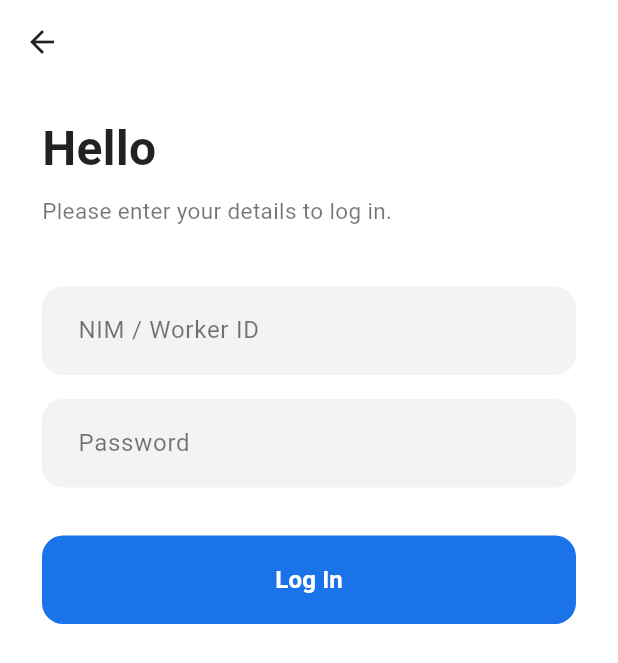
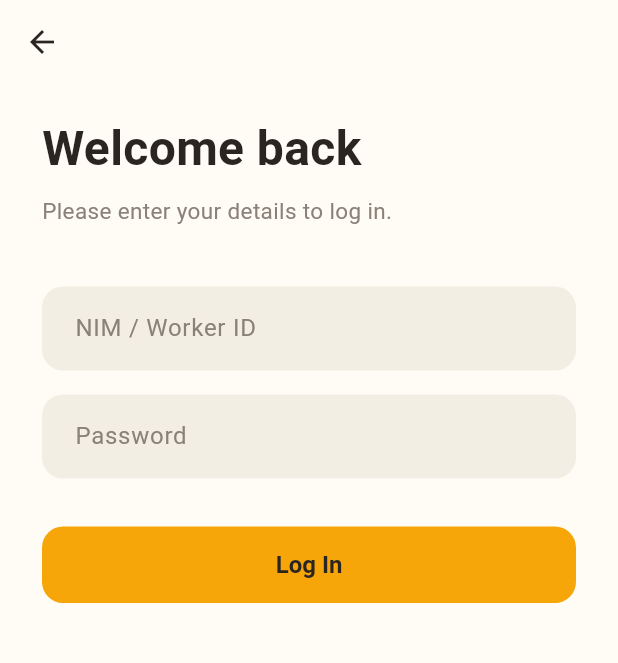
Before and after one commit to Luck7702/beehive_online, a Flutter app: the screen it shows after launch, after a tap on "Log In", on a phone screen of 412 x 824 dp. Shown: the top 663 px of the screen. Run offline on Flutter 3.47's test engine with Material 3 defaults, Android fonts, the phone set to English and light mode, and no system bars; our stand-ins replace flutter_dotenv, image_picker; network calls fail.

Commit message:
feat: rebrand to BeeHive Online with honey theme and redesigned UI

```diff
--- a/lib/main.dart
+++ b/lib/main.dart
@@ -1,5 +1,6 @@
 import 'package:flutter/material.dart';
 import 'package:provider/provider.dart';
+import 'theme.dart';
 import 'providers/cart_provider.dart';
 import 'screens/welcome_screen.dart';
 import 'screens/login_screen.dart';
@@ -27,21 +28,9 @@ class CampusMinimartApp extends StatelessWidget {
         ChangeNotifierProvider(create: (_) => CartProvider()),
       ],
       child: MaterialApp(
-        title: 'Beehive Online',
+        title: 'BeeHive Online',
         debugShowCheckedModeBanner: false,
-        theme: ThemeData.light().copyWith(
-          scaffoldBackgroundColor: Colors.white,
-          primaryColor: const Color(0xFF1A73E8),
-          colorScheme: const ColorScheme.light(
-            primary: Color(0xFF1A73E8),
-            secondary: Color(0xFFF1F3F4),
-            surface: Colors.white,
-          ),
-          cardTheme: const CardThemeData(
-            color: Color(0xFFF8F9FA),
-            elevation: 0,
-          ),
-        ),
+        theme: buildBeehiveTheme(),
         initialRoute: '/welcome',
         routes: {
           '/welcome': (context) => const WelcomeScreen(),
--- a/lib/screens/login_screen.dart
+++ b/lib/screens/login_screen.dart
@@ -1,4 +1,5 @@
 import 'package:flutter/material.dart';
+import '../theme.dart';
 import '../services/api_service.dart';
 
 class LoginScreen extends StatefulWidget {
@@ -40,10 +41,8 @@ class _LoginScreenState extends State<LoginScreen> {
   Widget build(BuildContext context) {
     return Scaffold(
       appBar: AppBar(
-        backgroundColor: Colors.transparent,
-        elevation: 0,
         leading: IconButton(
-          icon: const Icon(Icons.arrow_back, color: Colors.black87),
+          icon: const Icon(Icons.arrow_back),
           onPressed: () => Navigator.pop(context),
         ),
       ),
@@ -55,42 +54,28 @@ class _LoginScreenState extends State<LoginScreen> {
             children: [
               const SizedBox(height: 20),
               const Text(
-                'Hello',
-                style: TextStyle(fontSize: 32, fontWeight: FontWeight.bold, color: Colors.black87),
+                'Welcome back',
+                style: TextStyle(fontSize: 32, fontWeight: FontWeight.bold, color: BeehiveColors.ink),
               ),
               const SizedBox(height: 8),
               const Text(
                 'Please enter your details to log in.',
-                style: TextStyle(color: Colors.black54, fontSize: 15, height: 1.4),
+                style: TextStyle(color: BeehiveColors.muted, fontSize: 15, height: 1.4),
               ),
               const SizedBox(height: 40),
 
               TextField(
                 controller: _nimController,
-                style: const TextStyle(fontSize: 15, color: Colors.black87),
-                decoration: InputDecoration(
+                decoration: const InputDecoration(
                   labelText: 'NIM / Worker ID',
                   hintText: 'Students: NIM   •   Workers: your ID',
-                  labelStyle: const TextStyle(color: Colors.black54),
-                  filled: true,
-                  fillColor: const Color(0xFFF1F3F4),
-                  contentPadding: const EdgeInsets.symmetric(horizontal: 20, vertical: 18),
-                  border: OutlineInputBorder(borderRadius: BorderRadius.circular(14), borderSide: BorderSide.none),
                 ),
               ),
               const SizedBox(height: 16),
               TextField(
                 controller: _passwordController,
                 obscureText: true,
-                style: const TextStyle(fontSize: 15, color: Colors.black87),
-                decoration: InputDecoration(
-                  labelText: 'Password',
-                  labelStyle: const TextStyle(color: Colors.black54),
-                  filled: true,
-                  fillColor: const Color(0xFFF1F3F4),
-                  contentPadding: const EdgeInsets.symmetric(horizontal: 20, vertical: 18),
-                  border: OutlineInputBorder(borderRadius: BorderRadius.circular(14), borderSide: BorderSide.none),
-                ),
+                decoration: const InputDecoration(labelText: 'Password'),
               ),
               const SizedBox(height: 32),
 
@@ -98,16 +83,9 @@ class _LoginScreenState extends State<LoginScreen> {
                 width: double.infinity,
                 child: ElevatedButton(
                   onPressed: _isLoading ? null : _handleLogin,
-                  style: ElevatedButton.styleFrom(
-                    backgroundColor: Theme.of(context).primaryColor,
-                    foregroundColor: Colors.white,
-                    padding: const EdgeInsets.symmetric(vertical: 18),
-                    shape: RoundedRectangleBorder(borderRadius: BorderRadius.circular(14)),
-                    elevation: 0,
-                  ),
                   child: _isLoading
-                      ? const SizedBox(width: 24, height: 24, child: CircularProgressIndicator(color: Colors.white, strokeWidth: 2))
-                      : const Text('Log In', style: TextStyle(fontSize: 16, fontWeight: FontWeight.bold)),
+                      ? const SizedBox(width: 24, height: 24, child: CircularProgressIndicator(color: BeehiveColors.ink, strokeWidth: 2))
+                      : const Text('Log In'),
                 ),
               ),
             ],
--- a/lib/screens/welcome_screen.dart
+++ b/lib/screens/welcome_screen.dart
@@ -1,4 +1,5 @@
 import 'package:flutter/material.dart';
+import '../theme.dart';
 
 class WelcomeScreen extends StatelessWidget {
   const WelcomeScreen({super.key});
@@ -13,64 +14,49 @@ class WelcomeScreen extends StatelessWidget {
             mainAxisAlignment: MainAxisAlignment.center,
             children: [
               const Spacer(),
-              // App Logo (Coming Soon)
+              // Brand logo
               Container(
-                width: 160,
-                height: 160,
-                decoration: const BoxDecoration(
-                  color: Color(0xFFF1F3F4),
+                width: 132,
+                height: 132,
+                decoration: BoxDecoration(
+                  color: BeehiveColors.honey,
                   shape: BoxShape.circle,
-                ),
-                alignment: Alignment.center,
-                child: Column(
-                  mainAxisAlignment: MainAxisAlignment.center,
-                  children: [
-                    Icon(Icons.storefront_outlined, size: 60, color: Theme.of(context).primaryColor),
-                    const SizedBox(height: 8),
-                    const Text(
-                      'App Logo\n(Coming Soon)',
-                      textAlign: TextAlign.center,
-                      style: TextStyle(
-                        color: Colors.black54,
-                        fontWeight: FontWeight.bold,
-                        fontSize: 14,
-                      ),
+                  boxShadow: [
+                    BoxShadow(
+                      color: BeehiveColors.honey.withValues(alpha: 0.35),
+                      blurRadius: 28,
+                      offset: const Offset(0, 10),
                     ),
                   ],
                 ),
+                alignment: Alignment.center,
+                child: const Icon(Icons.hive_rounded, size: 72, color: BeehiveColors.ink),
               ),
-              const SizedBox(height: 48),
+              const SizedBox(height: 32),
               const Text(
-                'Welcome to UniMart',
-                style: TextStyle(fontSize: 28, fontWeight: FontWeight.bold, color: Colors.black87),
+                'BeeHive Online',
+                style: TextStyle(fontSize: 30, fontWeight: FontWeight.bold, color: BeehiveColors.ink),
+              ),
+              const SizedBox(height: 10),
+              const Text(
+                'Campus essentials, delivered to your room.',
+                textAlign: TextAlign.center,
+                style: TextStyle(fontSize: 15, color: BeehiveColors.muted, height: 1.4),
               ),
               const Spacer(),
               SizedBox(
                 width: double.infinity,
                 child: ElevatedButton(
                   onPressed: () => Navigator.pushNamed(context, '/login_form'),
-                  style: ElevatedButton.styleFrom(
-                    backgroundColor: Theme.of(context).primaryColor,
-                    foregroundColor: Colors.white,
-                    padding: const EdgeInsets.symmetric(vertical: 18),
-                    shape: RoundedRectangleBorder(borderRadius: BorderRadius.circular(14)),
-                    elevation: 0,
-                  ),
-                  child: const Text('Log In', style: TextStyle(fontSize: 16, fontWeight: FontWeight.bold)),
+                  child: const Text('Log In'),
                 ),
               ),
-              const SizedBox(height: 16),
+              const SizedBox(height: 14),
               SizedBox(
                 width: double.infinity,
                 child: OutlinedButton(
                   onPressed: () => Navigator.pushNamed(context, '/signup'),
-                  style: OutlinedButton.styleFrom(
-                    foregroundColor: Theme.of(context).primaryColor,
-                    side: BorderSide(color: Theme.of(context).primaryColor, width: 2),
-                    padding: const EdgeInsets.symmetric(vertical: 18),
-                    shape: RoundedRectangleBorder(borderRadius: BorderRadius.circular(14)),
-                  ),
-                  child: const Text('Sign Up', style: TextStyle(fontSize: 16, fontWeight: FontWeight.bold)),
+                  child: const Text('Sign Up'),
                 ),
               ),
               const SizedBox(height: 32),
--- /dev/null
+++ b/lib/theme.dart
@@ -0,0 +1,106 @@
+import 'package:flutter/material.dart';
+
+/// Central brand palette for Beehive Online.
+/// Bee/honey identity: warm honey amber accents on a charcoal "hive ink".
+class BeehiveColors {
+  static const Color honey = Color(0xFFF6A609); // primary accent / fills
+  static const Color honeyDark = Color(0xFFB45309); // accent text on light bg (accessible)
+  static const Color honeyTint = Color(0xFFFFF3DC); // soft honey surface
+  static const Color ink = Color(0xFF2A2521); // primary text / dark actions
+  static const Color cream = Color(0xFFFFFCF6); // app background
+  static const Color field = Color(0xFFF3EEE4); // input fill
+  static const Color border = Color(0xFFEFE7D6); // hairline borders
+  static const Color muted = Color(0xFF8A8178); // secondary text
+}
+
+ThemeData buildBeehiveTheme() {
+  final base = ThemeData.light(useMaterial3: true);
+
+  return base.copyWith(
+    scaffoldBackgroundColor: BeehiveColors.cream,
+    primaryColor: BeehiveColors.honey,
+    colorScheme: base.colorScheme.copyWith(
+      primary: BeehiveColors.honey,
+      onPrimary: BeehiveColors.ink,
+      secondary: BeehiveColors.ink,
+      onSecondary: Colors.white,
+      surface: Colors.white,
+      onSurface: BeehiveColors.ink,
+    ),
+    textTheme: base.textTheme.apply(
+      bodyColor: BeehiveColors.ink,
+      displayColor: BeehiveColors.ink,
+    ),
+    appBarTheme: const AppBarTheme(
+      backgroundColor: Colors.transparent,
+      surfaceTintColor: Colors.transparent,
+      elevation: 0,
+      scrolledUnderElevation: 0,
+      centerTitle: false,
+      foregroundColor: BeehiveColors.ink,
+      titleTextStyle: TextStyle(
+        color: BeehiveColors.ink,
+        fontSize: 20,
+        fontWeight: FontWeight.bold,
+      ),
+    ),
+    cardTheme: CardThemeData(
+      color: Colors.white,
+      elevation: 0,
+      clipBehavior: Clip.antiAlias,
+      shape: RoundedRectangleBorder(
+        borderRadius: BorderRadius.circular(16),
+        side: const BorderSide(color: BeehiveColors.border),
+      ),
+    ),
+    inputDecorationTheme: InputDecorationTheme(
+      filled: true,
+      fillColor: BeehiveColors.field,
+      hintStyle: const TextStyle(color: BeehiveColors.muted),
+      labelStyle: const TextStyle(color: BeehiveColors.muted),
+      contentPadding: const EdgeInsets.symmetric(horizontal: 18, vertical: 16),
+      border: OutlineInputBorder(
+        borderRadius: BorderRadius.circular(14),
+        borderSide: BorderSide.none,
+      ),
+      enabledBorder: OutlineInputBorder(
+        borderRadius: BorderRadius.circular(14),
+        borderSide: BorderSide.none,
+      ),
+      focusedBorder: OutlineInputBorder(
+        borderRadius: BorderRadius.circular(14),
+        borderSide: const BorderSide(color: BeehiveColors.honey, width: 1.6),
+      ),
+    ),
+    elevatedButtonTheme: ElevatedButtonThemeData(
+      style: ElevatedButton.styleFrom(
+        backgroundColor: BeehiveColors.honey,
+        foregroundColor: BeehiveColors.ink,
+        disabledBackgroundColor: const Color(0xFFE7E0D4),
+        disabledForegroundColor: BeehiveColors.muted,
+        elevation: 0,
+        padding: const EdgeInsets.symmetric(vertical: 16),
+        textStyle: const TextStyle(fontSize: 16, fontWeight: FontWeight.bold),
+        shape: RoundedRectangleBorder(borderRadius: BorderRadius.circular(14)),
+      ),
+    ),
+    outlinedButtonTheme: OutlinedButtonThemeData(
+      style: OutlinedButton.styleFrom(
+        foregroundColor: BeehiveColors.ink,
+        side: const BorderSide(color: BeehiveColors.ink, width: 1.5),
+        padding: const EdgeInsets.symmetric(vertical: 16),
+        textStyle: const TextStyle(fontSize: 16, fontWeight: FontWeight.bold),
+        shape: RoundedRectangleBorder(borderRadius: BorderRadius.circular(14)),
+      ),
+    ),
+    chipTheme: base.chipTheme.copyWith(
+      backgroundColor: Colors.white,
+      selectedColor: BeehiveColors.honey,
+      side: const BorderSide(color: BeehiveColors.border),
+      shape: RoundedRectangleBorder(borderRadius: BorderRadius.circular(20)),
+    ),
+    snackBarTheme: const SnackBarThemeData(
+      behavior: SnackBarBehavior.floating,
+    ),
+  );
+}
```
Also changed, not shown: lib/screens/cart_screen.dart (+8 -14 lines), lib/screens/checkout_screen.dart (+8 -24 lines), lib/screens/home_screen.dart (+41 -29 lines), lib/screens/signup_screen.dart (+7 -27 lines).
